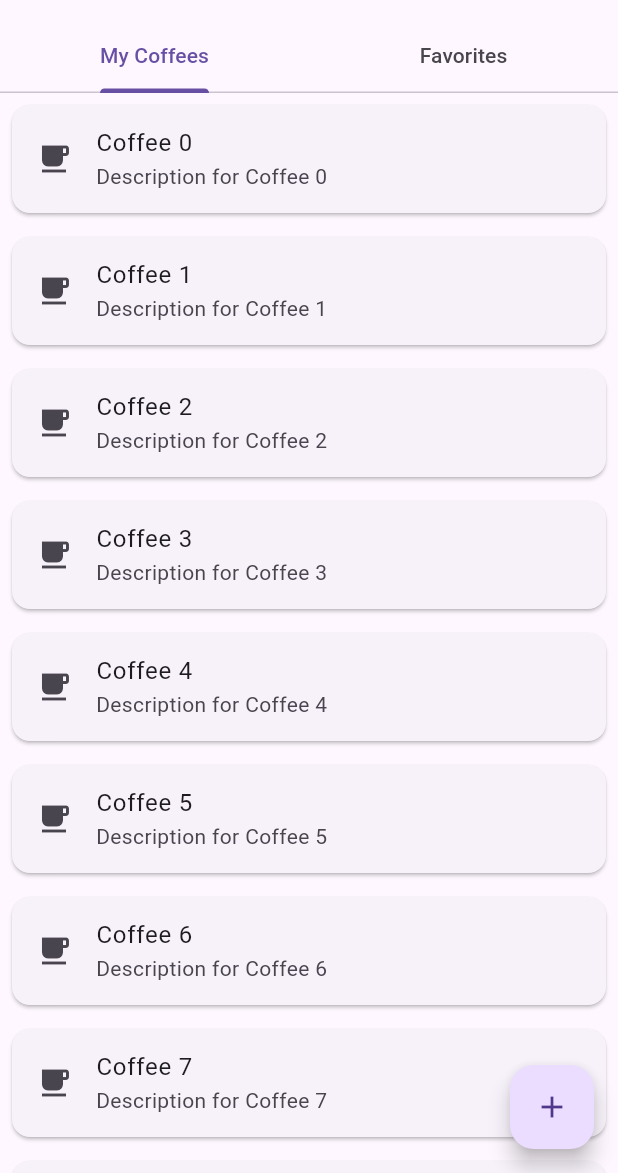
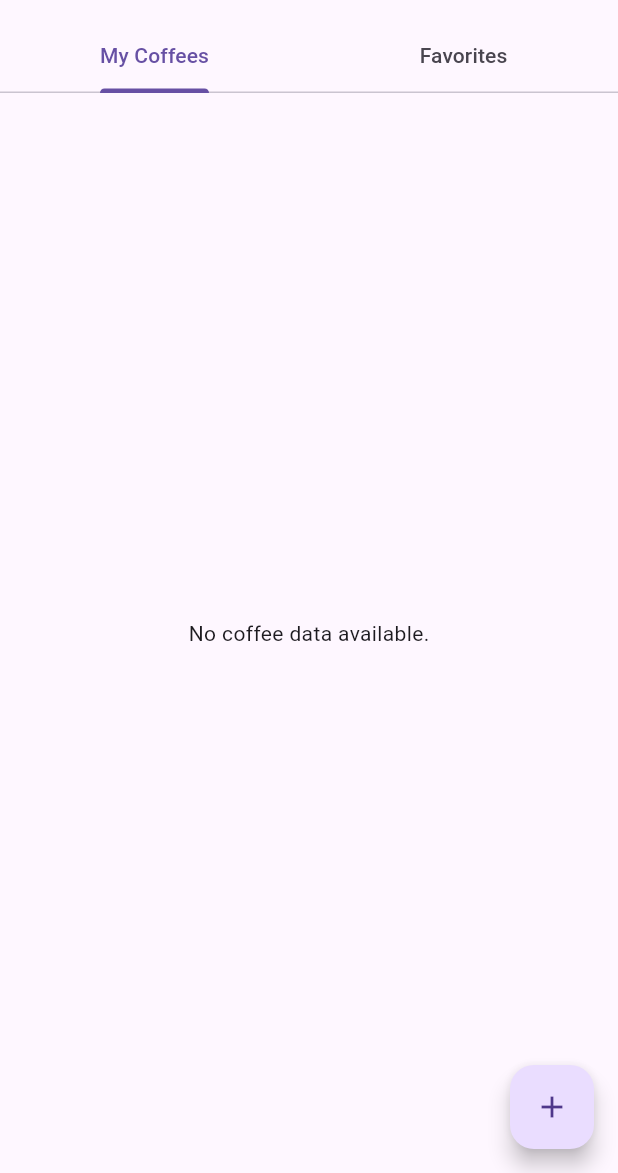
Before and after one commit to popcoondev/coffeexp, a Flutter app: the HomeScreen screen opened directly, on a phone screen of 412 x 824 dp, the part 63-1236 px from its top. Run offline on Flutter 3.47's test engine with Material 3 defaults, Android fonts, the light colour scheme and no system bars; our stand-ins replace cloud_firestore, firebase_auth, firebase_core, firebase_remote_config, google_maps_flutter; missing offline and left inert: dart:html; accounts and stored records are empty; generated files the repository leaves out were written again.

Commit message:
Refactor project structure for better organization

```diff
--- a/lib/models/coffee.dart
+++ b/lib/models/coffee.dart
@@ -1,5 +1,5 @@
 class Coffee {
-  String? name;
+  String name;
   String? origin;
   String? region;
   String? variety;
@@ -12,7 +12,7 @@ class Coffee {
   DateTime? roastDate;
 
   Coffee({
-    this.name,
+    required this.name,
     this.origin,
     this.region,
     this.variety,
--- a/lib/screens/home_screen.dart
+++ b/lib/screens/home_screen.dart
@@ -1,6 +1,8 @@
+import 'package:cloud_firestore/cloud_firestore.dart';
 import 'package:firebase_auth/firebase_auth.dart';
 import 'package:flutter/material.dart';
 import 'add_coffee_screen.dart';
+import 'coffee_card_screen.dart';
 
 class HomeScreen extends StatefulWidget {
   @override
@@ -14,12 +16,14 @@ class _HomeScreenState extends State<HomeScreen> {
   void initState() {
     super.initState();
     WidgetsBinding.instance.addPostFrameCallback((_) {
+
+      // ユーザーがログインしていない場合はログイン画面に遷移
       if (FirebaseAuth.instance.currentUser == null) {
         print('User is not signed in');
         Navigator.pushReplacementNamed(context, '/login_signup');
       }
       else {
-        print('User is signed in');
+        print('User is signed in as ${FirebaseAuth.instance.currentUser!.email}');
       }
     });
   }
@@ -112,24 +116,60 @@ class _HomeScreenState extends State<HomeScreen> {
 class CoffeeListView extends StatelessWidget {
   @override
   Widget build(BuildContext context) {
-    // ユーザーのコーヒーデータをFirestoreから取得して表示予定
+    // ユーザーのコーヒーデータをFirestoreから取得して表示する
+    if (FirebaseAuth.instance.currentUser == null) {
+      return Center(child: Text('User is not signed in'));
+    }
+    else {
+      return StreamBuilder<QuerySnapshot>(
+        stream: FirebaseFirestore.instance
+          .collection('users')
+          .doc(FirebaseAuth.instance.currentUser!.uid)
+          .collection('coffees')
+          .snapshots(),
+        builder: (context, snapshot) {
+          if (snapshot.connectionState == ConnectionState.waiting) {
+            return Center(child: CircularProgressIndicator());
+          }
+          if (!snapshot.hasData || snapshot.data!.docs.isEmpty) {
+            return Center(child: Text('No coffee data available.'));
+          }
 
+          var coffeeList = snapshot.data!.docs;
+          // データの確認
+          print('coffeeList length: ${coffeeList.length}');
+          for (var coffee in coffeeList) {
+            print('coffee data: ${coffee.data()}');
+          }
+
+          // ListView.builder でデータを表示
           return ListView.builder(
-      itemCount: 10, // 仮のデータ数
+            itemCount: coffeeList.length,
             itemBuilder: (context, index) {
-        return Card(
-          margin: EdgeInsets.all(8.0),
-          child: ListTile(
-            leading: Icon(Icons.local_cafe),
-            title: Text('Coffee $index'),
-            subtitle: Text('Description for Coffee $index'),
+              var coffeeData = coffeeList[index].data() as Map<String, dynamic>;  // ここでMap<String, dynamic>にキャスト
+
+              // デバッグ: どのデータが取得できているか確認
+              print('Displaying coffee: ${coffeeData['name']}');
+
+              return ListTile(
+                title: Text(coffeeData['name'] ?? 'No name'),  // データがnullでないことを確認
+                subtitle: Text('Roast level: ${coffeeData['roastLevel'] ?? 'No level'}'),
                 onTap: () {
-              // コーヒー詳細画面への遷移を実装予定
-            },
+                  // タップしたら詳細画面に遷移
+                  Navigator.push(
+                    context,
+                    MaterialPageRoute(
+                      builder: (context) => CoffeeCardScreen(coffeeData: coffeeData),
                     ),
                   );
                 },
               );
+            },
+          );
+        },
+      );
+    }
+
   }
 }
 
--- a/lib/widgets/label.dart
+++ b/lib/widgets/label.dart
@@ -3,8 +3,9 @@ import 'package:flutter/material.dart';
 class Label extends StatelessWidget {
   final String mainText;
   final String subText;
+  final bool isRequired;
 
-  Label({required this.mainText, required this.subText});
+  Label({required this.mainText, required this.subText, this.isRequired = false});
 
   @override
   Widget build(BuildContext context) {
@@ -13,6 +14,8 @@ class Label extends StatelessWidget {
         Text(mainText, style: TextStyle(fontSize: 16)),
         SizedBox(width: 8),
         Text(subText, style: TextStyle(fontSize: 12)),
+        // 入力必須の場合は赤い星を表示
+        if (isRequired) Text('*', style: TextStyle(color: Colors.red)),
       ],
     );
   }
```
Also changed, not shown: lib/main.dart (+5 -3 lines), lib/screens/add_coffee_screen.dart (+28 -5 lines), lib/screens/coffee_card_screen.dart (added, +31 -0 lines), 2 other files. Lines whose indentation alone changed are shown as unchanged.
